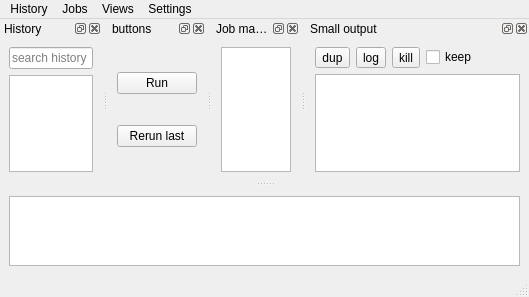
The window that noacli_ui.ui (kg4ydw/noacli) describes before a commit, drawn with Qt 5.
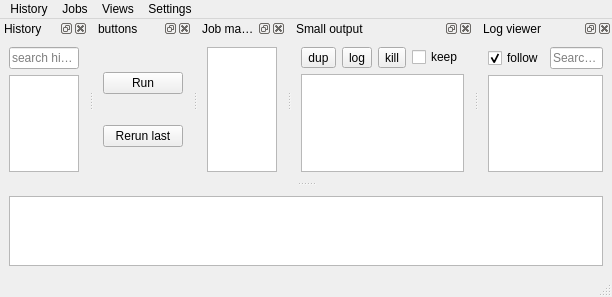
The same window after the commit. Custom widgets are drawn as their Qt base class.

Commit message:
implement log dock window, misc fixes
log dock window
   option logMaxLines
   context menu

fix backup file made by makefile
fix TAGS in makefile
add jobItem.mode for job type indicator (partial)

job manager pid: copy to both clipboard and selection

smalloutput: add HR image as embeeded calculated pbm
  and remove line* images
  and delete failed test code trying to make QTextBrowser lines

Patch:
```diff
--- a/noacli_ui.ui
+++ b/noacli_ui.ui
@@ -6,7 +6,7 @@
    <rect>
     <x>0</x>
     <y>0</y>
-    <width>529</width>
+    <width>612</width>
     <height>297</height>
    </rect>
   </property>
@@ -38,7 +38,7 @@
     <rect>
      <x>0</x>
      <y>0</y>
-     <width>529</width>
+     <width>612</width>
      <height>16</height>
     </rect>
    </property>
@@ -354,6 +354,45 @@
     </layout>
    </widget>
   </widget>
+  <widget class="QDockWidget" name="logDock">
+   <property name="windowTitle">
+    <string>Log viewer</string>
+   </property>
+   <attribute name="dockWidgetArea">
+    <number>4</number>
+   </attribute>
+   <widget class="QWidget" name="dockWidgetContents_2">
+    <layout class="QVBoxLayout" name="verticalLayout_6">
+     <item>
+      <layout class="QHBoxLayout" name="horizontalLayout">
+       <item>
+        <widget class="QCheckBox" name="checkBox">
+         <property name="text">
+          <string>follow</string>
+         </property>
+         <property name="checked">
+          <bool>true</bool>
+         </property>
+        </widget>
+       </item>
+       <item>
+        <widget class="QLineEdit" name="logSearch">
+         <property name="placeholderText">
+          <string>Search log</string>
+         </property>
+         <property name="clearButtonEnabled">
+          <bool>true</bool>
+         </property>
+        </widget>
+       </item>
+      </layout>
+     </item>
+     <item>
+      <widget class="logOutput" name="logBrowser"/>
+     </item>
+    </layout>
+   </widget>
+  </widget>
   <action name="actionHistory">
    <property name="checkable">
     <bool>true</bool>
@@ -474,6 +513,18 @@
     <slot>smallDup()</slot>
     <slot>smallKeepToggle(bool)</slot>
     <slot>smallKill()</slot>
+    <slot>smallLog()</slot>
+   </slots>
+  </customwidget>
+  <customwidget>
+   <class>logOutput</class>
+   <extends>QTextBrowser</extends>
+   <header>logoutput</header>
+   <slots>
+    <slot>setFollowCheck(int)</slot>
+    <slot>simpleFindNew(QString)</slot>
+    <slot>simpleFind2()</slot>
+    <slot>receiveJob(PyQt_PyObject)</slot>
    </slots>
   </customwidget>
  </customwidgets>
```
Left out of the diff: 93 changed lines with no effect on the pictures. The commit also changes 10 other files.
